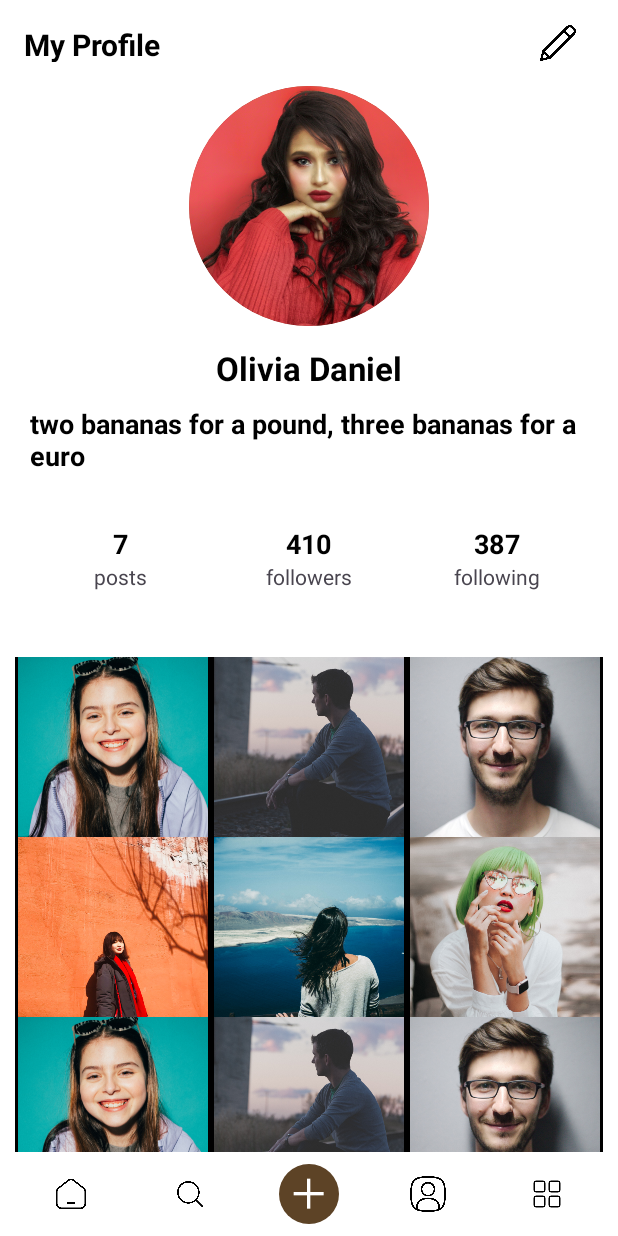
After one commit to AbdullWasay/ConnectMe, an Android app: the layout screen10.xml on its own in the app's theme, with its tools: preview values and no code run, on a phone screen of 412 x 824 dp. The commit adds this screen. Run offline under Robolectric (Android 15) with nearby library versions, the light colour scheme and no system bars.

Commit message:
Screen10

```diff
--- /dev/null
+++ b/app/src/main/res/drawable/profile_pictures_border.xml
@@ -0,0 +1,7 @@
+<?xml version="1.0" encoding="utf-8"?>
+<shape xmlns:android="http://schemas.android.com/apk/res/android"
+    android:shape="rectangle">
+    <solid android:color="@android:color/white"/>
+    <stroke android:width="2dp" android:color="@android:color/black"/>
+    <padding android:left="2dp" android:top="2dp" android:right="2dp" android:bottom="2dp"/>
+</shape>
--- /dev/null
+++ b/app/src/main/res/layout/screen10.xml
@@ -0,0 +1,331 @@
+<?xml version="1.0" encoding="utf-8"?>
+<RelativeLayout
+    xmlns:android="http://schemas.android.com/apk/res/android"
+    android:layout_width="match_parent"
+    android:layout_height="match_parent"
+    android:background="@android:color/white">
+
+    <!-- Top Bar -->
+    <LinearLayout
+        android:id="@+id/topBar"
+        android:layout_width="match_parent"
+        android:layout_height="57dp"
+        android:padding="16dp"
+        android:orientation="horizontal"
+        android:gravity="center_vertical"
+        android:background="@android:color/white"
+       >
+
+        <TextView
+            android:layout_width="wrap_content"
+            android:layout_height="wrap_content"
+            android:text="My Profile"
+            android:textSize="20sp"
+            android:textStyle="bold"
+            android:textColor="#000000"
+            android:layout_weight="1"/>
+
+        <ImageButton
+            android:id="@+id/MessagesButton"
+            android:layout_width="48dp"
+            android:layout_height="48dp"
+            android:padding="12dp"
+            android:src="@drawable/profileedit_icon"
+            android:scaleType="centerInside"
+            android:background="?attr/selectableItemBackgroundBorderless"
+            android:contentDescription="Send"/>
+    </LinearLayout>
+
+    <!-- Profile Section -->
+    <LinearLayout
+        android:id="@+id/profileSection"
+        android:layout_width="match_parent"
+        android:layout_height="wrap_content"
+        android:layout_below="@id/topBar"
+        android:orientation="vertical"
+        android:gravity="center">
+
+        <!-- Profile Image -->
+        <ImageView
+            android:layout_width="160dp"
+            android:layout_height="160dp"
+            android:src="@drawable/profilepic4"
+            android:scaleType="centerCrop"
+            android:clipToOutline="true"
+            android:background="@drawable/story_circle"
+            android:layout_marginBottom="13dp"/>
+
+        <!-- Name -->
+        <TextView
+            android:layout_width="wrap_content"
+            android:layout_height="wrap_content"
+            android:text="Olivia Daniel"
+            android:textSize="22sp"
+            android:textStyle="bold"
+            android:textColor="@android:color/black"
+            android:layout_marginBottom="10dp"/>
+
+        <!-- Bio -->
+        <TextView
+            android:layout_width="wrap_content"
+            android:layout_height="wrap_content"
+            android:text="two bananas for a pound, three bananas for a euro"
+            android:textSize="18sp"
+            android:textStyle="bold"
+            android:textColor="@android:color/black"
+            android:paddingLeft="20dp"
+            android:paddingRight="20dp"
+            android:layout_marginBottom="16dp"/>
+    </LinearLayout>
+
+    <!-- Stats Section -->
+    <LinearLayout
+        android:id="@+id/statsSection"
+        android:layout_width="match_parent"
+        android:layout_height="wrap_content"
+        android:layout_below="@id/profileSection"
+        android:orientation="horizontal"
+        android:gravity="center"
+        android:padding="18dp">
+
+        <LinearLayout
+            android:layout_width="0dp"
+            android:layout_height="wrap_content"
+            android:layout_weight="1"
+            android:orientation="vertical"
+            android:gravity="center">
+
+            <TextView
+                android:layout_width="wrap_content"
+                android:layout_height="wrap_content"
+                android:text="7"
+                android:textStyle="bold"
+                android:textSize="18sp"
+                android:textColor="@android:color/black"/>
+
+            <TextView
+                android:layout_width="wrap_content"
+                android:layout_height="wrap_content"
+                android:text="posts"
+                android:textSize="14sp"/>
+        </LinearLayout>
+
+        <LinearLayout
+            android:layout_width="0dp"
+            android:layout_height="wrap_content"
+            android:layout_weight="1"
+            android:orientation="vertical"
+            android:gravity="center">
+
+            <TextView
+                android:layout_width="wrap_content"
+                android:layout_height="wrap_content"
+                android:text="410"
+                android:textStyle="bold"
+                android:textSize="18sp"
+                android:textColor="@android:color/black"/>
+
+            <TextView
+                android:layout_width="wrap_content"
+                android:layout_height="wrap_content"
+                android:text="followers"
+                android:textSize="14sp"/>
+        </LinearLayout>
+
+        <LinearLayout
+            android:layout_width="0dp"
+            android:layout_height="wrap_content"
+            android:layout_weight="1"
+            android:orientation="vertical"
+            android:gravity="center">
+
+            <TextView
+                android:layout_width="wrap_content"
+                android:layout_height="wrap_content"
+                android:text="387"
+                android:textStyle="bold"
+                android:textSize="18sp"
+                android:textColor="@android:color/black"/>
+
+            <TextView
+                android:layout_width="wrap_content"
+                android:layout_height="wrap_content"
+                android:text="following"
+                android:textSize="14sp"/>
+        </LinearLayout>
+    </LinearLayout>
+
+    <!-- Scrollable Grid Section -->
+    <ScrollView
+        android:layout_width="match_parent"
+        android:layout_height="wrap_content"
+        android:layout_below="@id/statsSection"
+        android:paddingStart="10dp"
+        android:paddingEnd="10dp"
+        android:scrollbars="none"
+        android:layout_marginTop="10dp"
+        android:layout_above="@id/bottomNavigation"
+        android:fillViewport="true"
+        android:contentDescription="scrollview">
+
+        <GridLayout
+            android:layout_width="match_parent"
+            android:layout_height="wrap_content"
+            android:columnCount="3"
+            android:layout_marginTop="16dp">
+
+            <ImageView
+                android:layout_width="0dp"
+                android:layout_height="120dp"
+                android:layout_columnWeight="1"
+                android:scaleType="centerCrop"
+                android:background="@drawable/profile_pictures_border"
+                android:src="@drawable/profilepic1"/>
+
+            <ImageView
+                android:layout_width="0dp"
+                android:layout_height="120dp"
+                android:layout_columnWeight="1"
+                android:background="@drawable/profile_pictures_border"
+                android:scaleType="centerCrop"
+                android:src="@drawable/profilepic2"/>
+
+            <ImageView
+                android:layout_width="0dp"
+                android:layout_height="120dp"
+                android:layout_columnWeight="1"
+                android:scaleType="centerCrop"
+                android:background="@drawable/profile_pictures_border"
+                android:src="@drawable/profilepic3"/>
+
+            <ImageView
+                android:layout_width="0dp"
+                android:layout_height="120dp"
+                android:layout_columnWeight="1"
+                android:scaleType="centerCrop"
+                android:background="@drawable/profile_pictures_border"
+                android:src="@drawable/profilepic7"/>
+
+            <ImageView
+                android:layout_width="0dp"
+                android:layout_height="120dp"
+                android:layout_columnWeight="1"
+                android:scaleType="centerCrop"
+                android:background="@drawable/profile_pictures_border"
+                android:src="@drawable/profilepic5"/>
+
+            <ImageView
+                android:layout_width="0dp"
+                android:layout_height="120dp"
+                android:layout_columnWeight="1"
+                android:scaleType="centerCrop"
+                android:background="@drawable/profile_pictures_border"
+                android:src="@drawable/profilepic6"/>
+            <ImageView
+                android:layout_width="0dp"
+                android:layout_height="120dp"
+                android:layout_columnWeight="1"
+                android:scaleType="centerCrop"
+                android:background="@drawable/profile_pictures_border"
+                android:src="@drawable/profilepic1"/>
+            <ImageView
+                android:layout_width="0dp"
+                android:layout_height="120dp"
+                android:layout_columnWeight="1"
+                android:scaleType="centerCrop"
+                android:background="@drawable/profile_pictures_border"
+                android:src="@drawable/profilepic2"/>
+            <ImageView
+                android:layout_width="0dp"
+                android:layout_height="120dp"
+                android:layout_columnWeight="1"
+                android:scaleType="centerCrop"
+                android:background="@drawable/profile_pictures_border"
+                android:src="@drawable/profilepic3"/>
+            <ImageView
+                android:layout_width="0dp"
+                android:layout_height="120dp"
+                android:layout_columnWeight="1"
+                android:scaleType="centerCrop"
+                android:background="@drawable/profile_pictures_border"
+                android:src="@drawable/profilepic7"/>
+        </GridLayout>
+    </ScrollView>
+
+
+    <!-- Bottom Navigation -->
+    <LinearLayout
+        android:id="@+id/bottomNavigation"
+        android:layout_width="match_parent"
+        android:layout_height="56dp"
+        android:layout_alignParentBottom="true"
+        android:orientation="horizontal"
+        android:background="#FFFFFF"
+        android:padding="8dp"
+        android:gravity="center">
+
+
+
+        <ImageButton
+            android:layout_width="48dp"
+            android:layout_height="48dp"
+            android:padding="12dp"
+            android:src="@drawable/home_icon"
+            android:scaleType="centerInside"
+            android:layout_weight="1"
+            android:background="?attr/selectableItemBackgroundBorderless"
+            android:contentDescription="home"
+            />
+
+        <ImageButton
+            android:layout_width="48dp"
+            android:layout_height="48dp"
+            android:padding="12dp"
+            android:src="@drawable/search_icon"
+            android:scaleType="centerInside"
+            android:layout_weight="1"
+            android:background="?attr/selectableItemBackgroundBorderless"
+            android:contentDescription="Search"
+            />
+
+
+        <ImageButton
+            android:layout_width="48dp"
+            android:layout_height="48dp"
+            android:padding="4dp"
+            android:src="@drawable/add_post_icon"
+            android:scaleType="centerInside"
+            android:layout_weight="1"
+            android:background="?attr/selectableItemBackgroundBorderless"
+            android:contentDescription="AddPost"
+            />
+
+
+
+        <ImageButton
+            android:layout_width="48dp"
+            android:layout_height="48dp"
+            android:padding="12dp"
+            android:src="@drawable/profile_icon"
+            android:scaleType="centerInside"
+            android:layout_weight="1"
+            android:background="?attr/selectableItemBackgroundBorderless"
+            android:contentDescription="Profile"
+            />
+
+        <ImageButton
+            android:layout_width="48dp"
+            android:layout_height="48dp"
+            android:padding="12dp"
+            android:src="@drawable/contacts_icon"
+            android:scaleType="centerInside"
+            android:layout_weight="1"
+            android:background="?attr/selectableItemBackgroundBorderless"
+            android:contentDescription="Contacts"
+
+            />
+
+    </LinearLayout>
+
+
+</RelativeLayout>
--- a/app/src/main/res/layout/screen9.xml
+++ b/app/src/main/res/layout/screen9.xml
@@ -1,4 +1,4 @@
-    <?xml version="1.0" encoding="utf-8"?>
+<?xml version="1.0" encoding="utf-8"?>
     <LinearLayout
         xmlns:android="http://schemas.android.com/apk/res/android"
         android:layout_width="match_parent"
```
Also changed, not shown: app/src/main/res/drawable/profileedit_icon.png (added).
